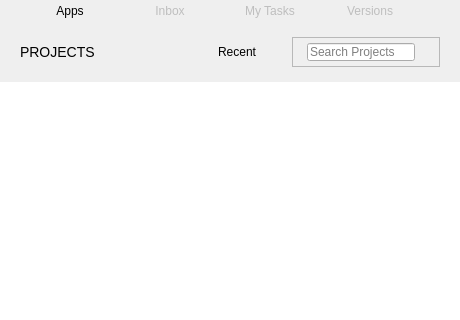
The window that resources/desktop_window.ui (shotgunsoftware/tk-desktop) describes before a commit, drawn with Qt 5; both pictures show x 0 to 460 and y 0 to 320 of the 460 by 780 pixel window.
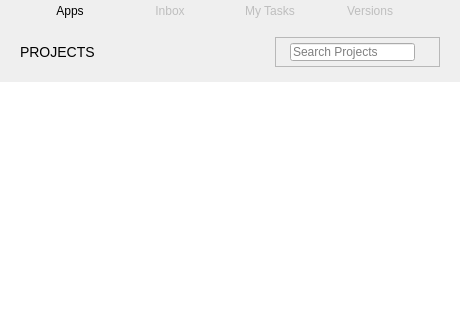
The same window after the commit. Icons and pictures are not drawn. Custom widgets are drawn as their Qt base class.

```diff
--- a/resources/desktop_window.ui
+++ b/resources/desktop_window.ui
@@ -285,16 +285,6 @@
              </property>
             </spacer>
            </item>
-           <item>
-            <widget class="QPushButton" name="project_button">
-             <property name="text">
-              <string>Recent</string>
-             </property>
-             <property name="flat">
-              <bool>true</bool>
-             </property>
-            </widget>
-           </item>
            <item>
             <widget class="QFrame" name="search_frame">
              <property name="toolTip">
```
Left out of the diff: 32 changed lines with no effect on the pictures.
